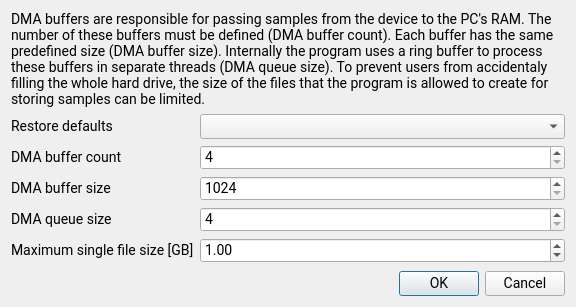
Before: the Qt Designer form BuffersDialog.ui in sevenreek/qtadqscope, drawn with Qt 5.
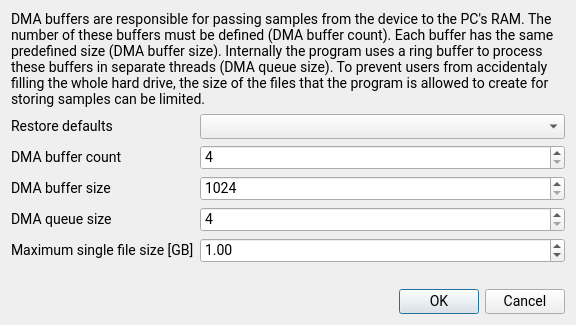
After: the same form once the commit is applied.

Commit message: Ups the limit of transfer bufffers to 4096 in UI, the API still does not seem to like values higher than 256. Adds a timeout to WaitForRecordBuffer. Fixes level trigger not working (broken in previous commit).

The edit to the form file:
```diff
--- a/BuffersDialog.ui
+++ b/BuffersDialog.ui
@@ -7,7 +7,7 @@
     <x>0</x>
     <y>0</y>
     <width>576</width>
-    <height>307</height>
+    <height>325</height>
    </rect>
   </property>
   <property name="sizePolicy">
```
Left out of the diff: 2 changed lines with no effect on the pictures. The commit also changes 3 other files.
